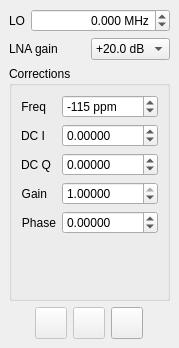
Qt form qtgui/dockfcdctl.ui (gqrx-sdr/gqrx) before a commit.
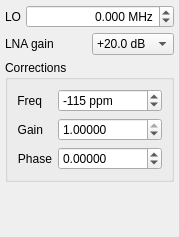
The same form after that commit. Icons and pictures are not drawn.

Commit message: Remove unused widgets from FCD control.

Diff of the .ui file:
```diff
--- a/qtgui/dockfcdctl.ui
+++ b/qtgui/dockfcdctl.ui
@@ -7,7 +7,7 @@
     <x>0</x>
     <y>0</y>
     <width>179</width>
-    <height>348</height>
+    <height>237</height>
    </rect>
   </property>
   <property name="floating">
@@ -21,6 +21,12 @@
   </property>
   <widget class="QWidget" name="dockWidgetContents">
    <layout class="QVBoxLayout" name="verticalLayout">
+    <property name="spacing">
+     <number>5</number>
+    </property>
+    <property name="margin">
+     <number>5</number>
+    </property>
     <item>
      <layout class="QHBoxLayout" name="horizontalLayout_3">
       <item>
@@ -152,6 +158,9 @@
        <string>Corrections</string>
       </property>
       <layout class="QFormLayout" name="formLayout">
+       <property name="fieldGrowthPolicy">
+        <enum>QFormLayout::AllNonFixedFieldsGrow</enum>
+       </property>
        <item row="0" column="0">
         <widget class="QLabel" name="freqCorrLabel">
          <property name="text">
@@ -179,58 +188,6 @@
         </widget>
        </item>
        <item row="1" column="0">
-        <widget class="QLabel" name="dciLabel">
-         <property name="text">
-          <string>DC I</string>
-         </property>
-         <property name="alignment">
-          <set>Qt::AlignRight|Qt::AlignTrailing|Qt::AlignVCenter</set>
-         </property>
-        </widget>
-       </item>
-       <item row="1" column="1">
-        <widget class="QDoubleSpinBox" name="dciSpinBox">
-         <property name="decimals">
-          <number>5</number>
-         </property>
-         <property name="minimum">
-          <double>-1.000000000000000</double>
-         </property>
-         <property name="maximum">
-          <double>1.000000000000000</double>
-         </property>
-         <property name="singleStep">
-          <double>0.000030000000000</double>
-         </property>
-        </widget>
-       </item>
-       <item row="2" column="0">
-        <widget class="QLabel" name="dcqLabel">
-         <property name="text">
-          <string>DC Q</string>
-         </property>
-         <property name="alignment">
-          <set>Qt::AlignRight|Qt::AlignTrailing|Qt::AlignVCenter</set>
-         </property>
-        </widget>
-       </item>
-       <item row="2" column="1">
-        <widget class="QDoubleSpinBox" name="dcqSpinBox">
-         <property name="decimals">
-          <number>5</number>
-         </property>
-         <property name="minimum">
-          <double>-1.000000000000000</double>
-         </property>
-         <property name="maximum">
-          <double>1.000000000000000</double>
-         </property>
-         <property name="singleStep">
-          <double>0.000030000000000</double>
-         </property>
-        </widget>
-       </item>
-       <item row="3" column="0">
         <widget class="QLabel" name="iqGainLabel">
          <property name="text">
           <string>Gain</string>
@@ -240,7 +197,7 @@
          </property>
         </widget>
        </item>
-       <item row="3" column="1">
+       <item row="1" column="1">
         <widget class="QDoubleSpinBox" name="iqGainSpinBox">
          <property name="decimals">
           <number>5</number>
@@ -259,7 +216,7 @@
          </property>
         </widget>
        </item>
-       <item row="4" column="0">
+       <item row="2" column="0">
         <widget class="QLabel" name="iqPhaseLabel">
          <property name="text">
           <string>Phase</string>
@@ -269,7 +226,7 @@
          </property>
         </widget>
        </item>
-       <item row="4" column="1">
+       <item row="2" column="1">
         <widget class="QDoubleSpinBox" name="iqPhaseSpinBox">
          <property name="decimals">
           <number>5</number>
@@ -289,139 +246,17 @@
      </widget>
     </item>
     <item>
-     <layout class="QHBoxLayout" name="horizontalLayout">
-      <item>
-       <spacer name="horizontalSpacer">
-        <property name="orientation">
-         <enum>Qt::Horizontal</enum>
-        </property>
-        <property name="sizeHint" stdset="0">
-         <size>
-          <width>40</width>
-          <height>20</height>
-         </size>
-        </property>
-       </spacer>
-      </item>
-      <item>
-       <widget class="QPushButton" name="saveButton">
-        <property name="enabled">
-         <bool>false</bool>
-        </property>
-        <property name="sizePolicy">
-         <sizepolicy hsizetype="Fixed" vsizetype="Fixed">
-          <horstretch>0</horstretch>
-          <verstretch>0</verstretch>
-         </sizepolicy>
-        </property>
-        <property name="minimumSize">
-         <size>
-          <width>32</width>
-          <height>32</height>
-         </size>
-        </property>
-        <property name="maximumSize">
-         <size>
-          <width>32</width>
-          <height>32</height>
-         </size>
-        </property>
-        <property name="toolTip">
-         <string>Save current settings</string>
-        </property>
-        <property name="text">
-         <string/>
-        </property>
-        <property name="icon">
-         <iconset resource="../icons.qrc">
-          <normaloff>:/icons/icons/floppy.svg</normaloff>:/icons/icons/floppy.svg</iconset>
-        </property>
-       </widget>
-      </item>
-      <item>
-       <widget class="QPushButton" name="loadButton">
-        <property name="enabled">
-         <bool>false</bool>
-        </property>
-        <property name="sizePolicy">
-         <sizepolicy hsizetype="Fixed" vsizetype="Fixed">
-          <horstretch>0</horstretch>
-          <verstretch>0</verstretch>
-         </sizepolicy>
-        </property>
-        <property name="minimumSize">
-         <size>
-          <width>32</width>
-          <height>32</height>
-         </size>
-        </property>
-        <property name="maximumSize">
-         <size>
-          <width>32</width>
-          <height>32</height>
-         </size>
-        </property>
-        <property name="toolTip">
-         <string>Load previously saved settings</string>
-        </property>
-        <property name="text">
-         <string/>
-        </property>
-        <property name="icon">
-         <iconset resource="../icons.qrc">
-          <normaloff>:/icons/icons/folder.svg</normaloff>:/icons/icons/folder.svg</iconset>
-        </property>
-       </widget>
-      </item>
-      <item>
-       <widget class="QPushButton" name="resetButton">
-        <property name="enabled">
-         <bool>true</bool>
-        </property>
-        <property name="sizePolicy">
-         <sizepolicy hsizetype="Fixed" vsizetype="Fixed">
-          <horstretch>0</horstretch>
-          <verstretch>0</verstretch>
-         </sizepolicy>
-        </property>
-        <property name="minimumSize">
-         <size>
-          <width>32</width>
-          <height>32</height>
-         </size>
-        </property>
-        <property name="maximumSize">
-         <size>
-          <width>32</width>
-          <height>32</height>
-         </size>
-        </property>
-        <property name="toolTip">
-         <string>Reset settings to default values</string>
-        </property>
-        <property name="text">
-         <string/>
-        </property>
-        <property name="icon">
-         <iconset resource="../icons.qrc">
-          <normaloff>:/icons/icons/refresh.svg</normaloff>:/icons/icons/refresh.svg</iconset>
-        </property>
-       </widget>
-      </item>
-      <item>
-       <spacer name="horizontalSpacer_2">
-        <property name="orientation">
-         <enum>Qt::Horizontal</enum>
-        </property>
-        <property name="sizeHint" stdset="0">
-         <size>
-          <width>40</width>
-          <height>20</height>
-         </size>
-        </property>
-       </spacer>
-      </item>
-     </layout>
+     <spacer name="verticalSpacer">
+      <property name="orientation">
+       <enum>Qt::Vertical</enum>
+      </property>
+      <property name="sizeHint" stdset="0">
+       <size>
+        <width>20</width>
+        <height>40</height>
+       </size>
+      </property>
+     </spacer>
     </item>
    </layout>
   </widget>
```
Left out of the diff: 4 changed lines with no effect on the pictures. The commit also changes 3 other files.
